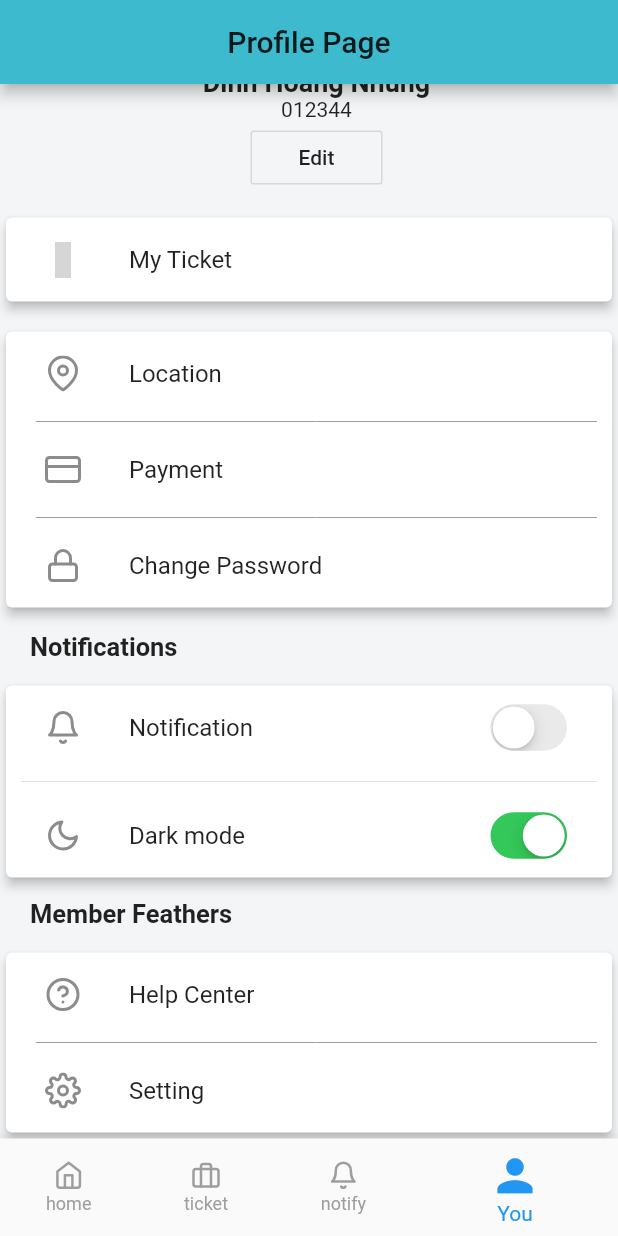
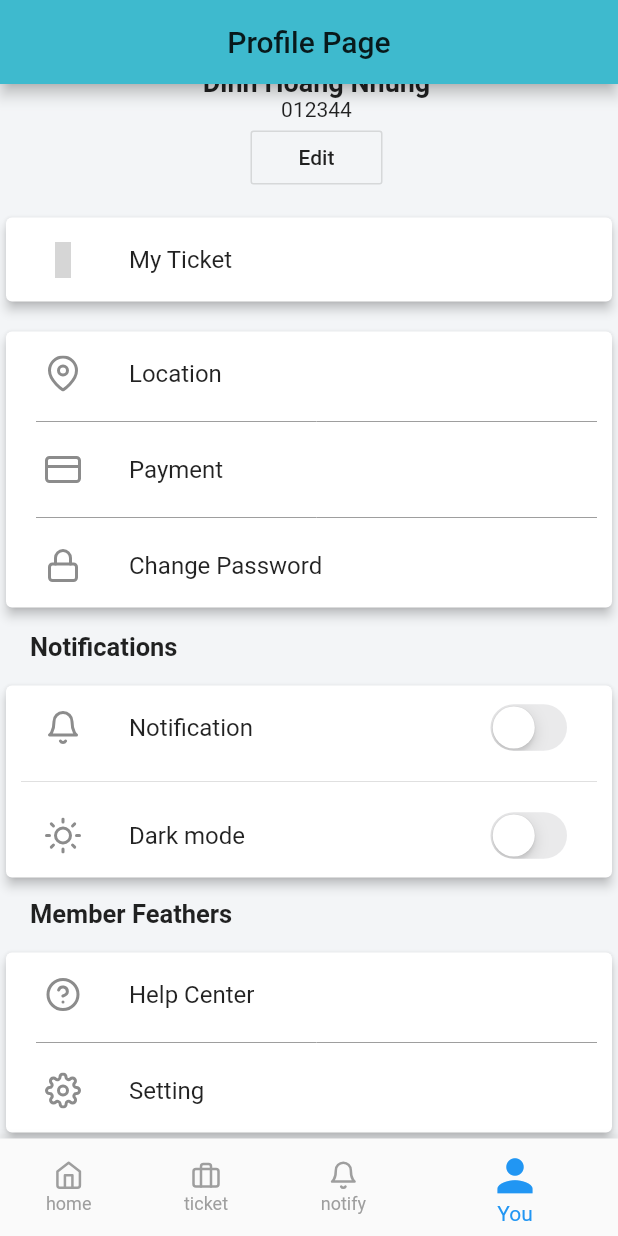
Before and after one commit to thuongphuc97/client-nongtraixanh-v2, a Flutter app: the screen it shows after launch, item 4 of the bottom bar chosen, scrolled down 132 dp, on a phone screen of 412 x 824 dp. Run offline on Flutter 3.47's test engine with Material 2 defaults, Android fonts, the phone set to English and light mode, and no system bars; our stand-ins replace carousel_pro, flutter_icons, font_awesome_flutter, shared_preferences; network calls fail; grey boxes are pictures that could not be loaded.

```diff
--- a/lib/UI/pages/profile_page.dart
+++ b/lib/UI/pages/profile_page.dart
@@ -1,6 +1,7 @@
 import 'package:flutter/cupertino.dart';
 import 'package:flutter/material.dart';
 import 'package:flutter_icons/flutter_icons.dart';
+import 'package:shared_preferences/shared_preferences.dart';
 
 class ProfilePage extends StatefulWidget {
   @override
@@ -11,15 +12,41 @@ class _ProfilePageState extends State<ProfilePage> {
   String avatar =
       "https://instagram.fsgn5-7.fna.fbcdn.net/v/t51.2885-19/s320x320/90411411_2860946900637855_8708635865879937024_n.jpg?_nc_ht=instagram.fsgn5-7.fna.fbcdn.net&_nc_ohc=2225Rw60pUYAX98Vmt2&oh=77eceebe26e0c26b14bb53a2e5e8240e&oe=5EBFA4A8";
   bool notificationOn = false;
-  bool darkMode = true;
+  bool darkMode = false;
+  bool _isSign = true;
+
+  @override
+  void initState() {
+    super.initState();
+    _loadDarkMode();
+  }
+
+  _loadDarkMode() async {
+    SharedPreferences prefs = await SharedPreferences.getInstance();
+    setState(() {
+      darkMode = (prefs.getBool('darkMode') ?? false);
+    });
+  }
+
+  _incrementCounter(newValue) async {
+    SharedPreferences prefs = await SharedPreferences.getInstance();
+    setState(() {
+      darkMode = newValue;
+      prefs.setBool('darkMode', darkMode);
+    });
+  }
+
   @override
   Widget build(BuildContext context) {
     return Scaffold(
-      appBar: AppBar(
-        title: Text('Profile Page'),centerTitle: true
-      ),
+      appBar: AppBar(title: Text('Profile Page'), centerTitle: true),
       body: SingleChildScrollView(
-        child: Container(
+          child: _isSign ? _signedScreen() : _unSignInScreen()),
+    );
+  }
+
+  _signedScreen() {
+    return Container(
       child: Column(
         crossAxisAlignment: CrossAxisAlignment.start,
         children: <Widget>[
@@ -65,7 +92,6 @@ class _ProfilePageState extends State<ProfilePage> {
               child: Padding(
                 padding: EdgeInsets.symmetric(horizontal: 10.0),
                 child: Column(children: <Widget>[
-
                   ListTile(
                     leading: Icon(MaterialCommunityIcons.ticket_account),
                     title: Text("My Ticket"),
@@ -140,9 +166,7 @@ class _ProfilePageState extends State<ProfilePage> {
                     trailing: CupertinoSwitch(
                         value: darkMode,
                         onChanged: (bool newValue) {
-                              setState(() {
-                                darkMode = newValue;
-                              });
+                         _incrementCounter(newValue);
                         }),
                   ),
                 ]),
@@ -177,7 +201,16 @@ class _ProfilePageState extends State<ProfilePage> {
               ))
         ],
       ),
-        ),
+    );
+  }
+
+  _unSignInScreen() {
+    return Container(
+      child: Column(
+        children: <Widget>[
+          const Text(
+              "Bạn chưa đăng nhập, vui lòng đăng nhập để truy cập nhiều tính năng của ứng dụng"),
+        ],
       ),
     );
   }
```
Also changed, not shown: pubspec.lock, 1 other file. Lines whose indentation alone changed are shown as unchanged.
